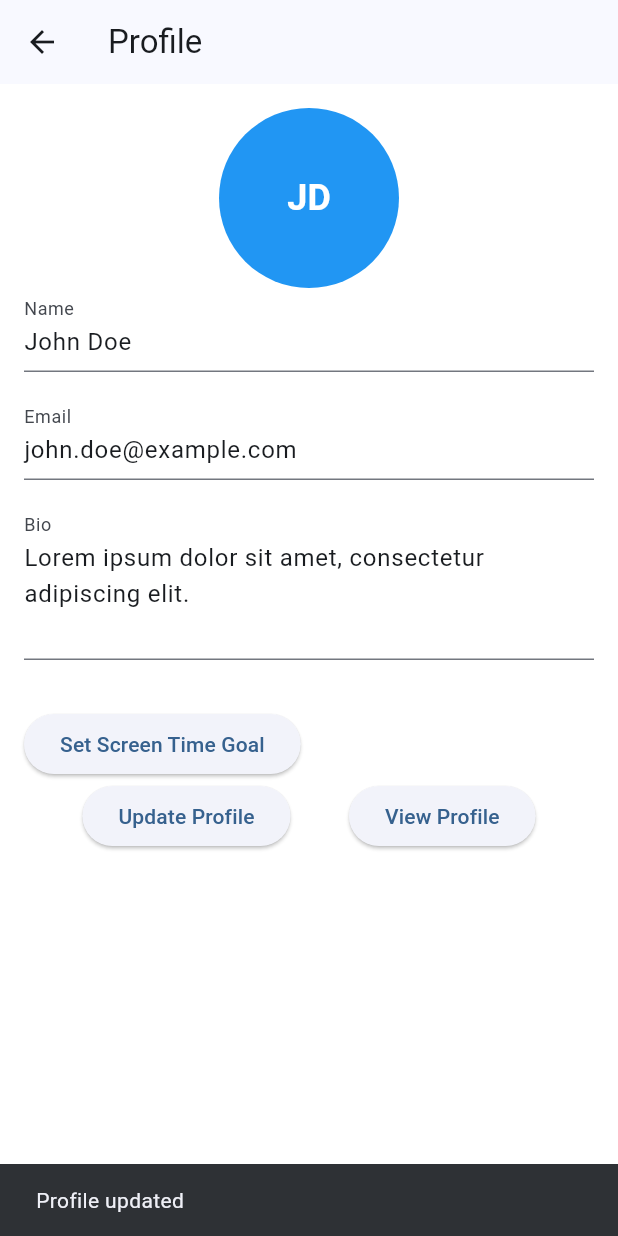
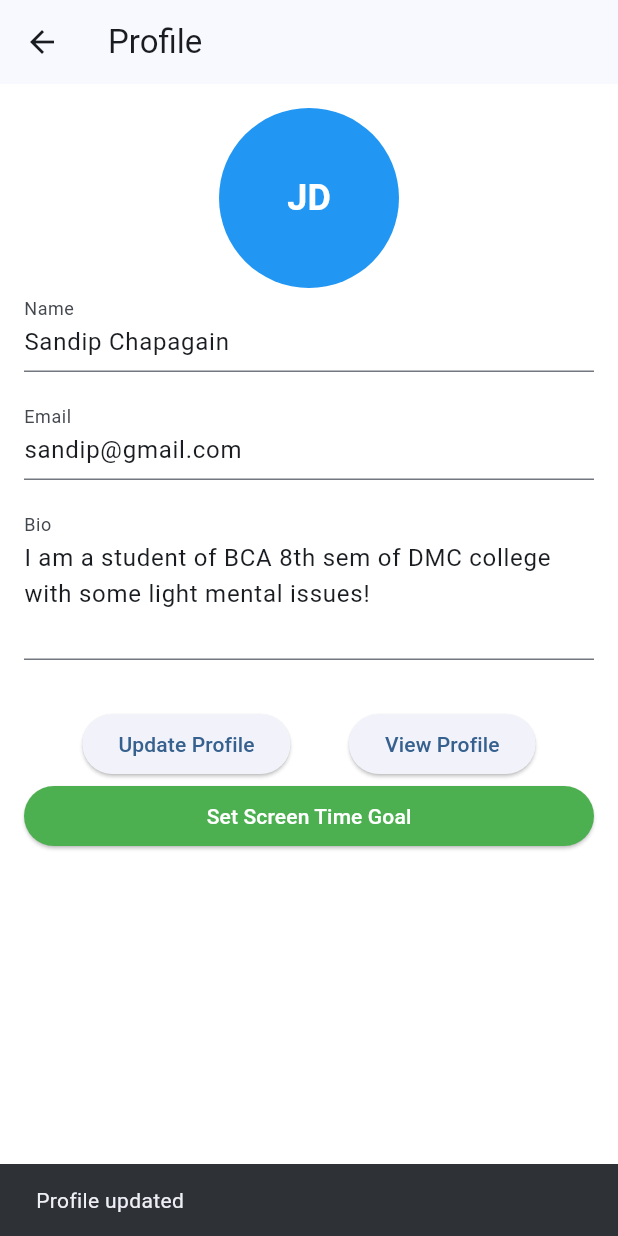
Before and after one commit to sndp231998/BigBangCoders_IICQuest, a Flutter app: the screen it shows after launch, item 4 of the bottom bar chosen, after a tap on "Update Profile", on a phone screen of 412 x 824 dp. Run offline on Flutter 3.47's test engine with Material 3 defaults, Android fonts, the phone set to English and light mode, and no system bars; missing offline and left inert: app_usage, groq_sdk; network calls fail.

Commit message:
Final commit

```diff
--- a/lib/features/health/pages/health.dart
+++ b/lib/features/health/pages/health.dart
@@ -1,4 +1,5 @@
 import 'package:flutter/material.dart';
+import 'package:hackathon/features/consult/pages/consult.dart';
 
 class Health extends StatefulWidget {
   const Health({super.key});
@@ -131,6 +132,7 @@ class _HealthState extends State<Health> {
                 child: ElevatedButton.icon(
                   onPressed: () {
                     // Navigate to appointment booking page
+                    Navigator.of(context).push(MaterialPageRoute(builder: (context)=>const Consult()));
                   },
                   icon: const Icon(Icons.calendar_today),
                   label: const Text('Book an Appointment'),
--- a/lib/features/profile/pages/profile.dart
+++ b/lib/features/profile/pages/profile.dart
@@ -10,9 +10,9 @@ class Profile extends StatefulWidget {
 }
 
 class _ProfileState extends State<Profile> {
-  String _name = 'John Doe';
-  String _email = 'john.doe@example.com';
-  String _bio = 'Lorem ipsum dolor sit amet, consectetur adipiscing elit.';
+  String _name = 'Sandip Chapagain';
+  String _email = 'sandip@gmail.com';
+  String _bio = 'I am a student of BCA 8th sem of DMC college with some light mental issues!';
 
   TextEditingController _nameController = TextEditingController();
   TextEditingController _emailController = TextEditingController();
@@ -68,10 +68,7 @@ class _ProfileState extends State<Profile> {
                 decoration: const InputDecoration(labelText: 'Bio'),
               ),
               const SizedBox(height: 32),
-              ElevatedButton(
-                onPressed: _setScreenTimeGoal,
-                child: const Text('Set Screen Time Goal'),
-              ),
+
               Row(
                 mainAxisAlignment: MainAxisAlignment.spaceEvenly,
                 children: [
@@ -121,6 +118,16 @@ class _ProfileState extends State<Profile> {
                     child: const Text('View Profile'),
                   ),
                 ],
+              ),
+              SizedBox(
+                width: MediaQuery.of(context).size.width,
+                child: ElevatedButton(
+                  style:ElevatedButton.styleFrom(
+                    backgroundColor: Colors.green,
+                  ),
+                  onPressed: _setScreenTimeGoal,
+                  child: const Text('Set Screen Time Goal', style: TextStyle(color: Colors.white),),
+                ),
               ),
             ],
           ),
--- a/lib/main.dart
+++ b/lib/main.dart
@@ -4,6 +4,7 @@ import 'package:hackathon/features/consult/pages/dashboard.dart';
 import 'package:hackathon/features/home/pages/home.dart';
 import 'package:hackathon/features/selfdevelopment/pages/selfdevelopment.dart';
 import 'package:hackathon/providers/auth_provider.dart';
+import 'package:hackathon/providers/note_provider.dart';
 import 'package:hackathon/providers/screen_provider.dart';
 import 'package:provider/provider.dart';
 
@@ -13,6 +14,7 @@ void main() {
       providers: [
         ChangeNotifierProvider<AuthProvider>(create: (_) => AuthProvider()),
         ChangeNotifierProvider<ScreenProvider>(create: (_) => ScreenProvider()),
+        ChangeNotifierProvider<NoteProvider>(create: (_) => NoteProvider()),
       ],
       child: const MyApp(),
     ),
@@ -42,9 +44,7 @@ class MyHomePage extends StatelessWidget {
 
   @override
   Widget build(BuildContext context) {
-    final authProvider = Provider.of<AuthProvider>(context);
-
-    // Handle null value from authProvider.getId
+    final authProvider = Provider.of<AuthProvider>(context);    // Handle null value from authProvider.getId
     final isAuthenticated = authProvider.getId != 0;
 
     // return isAuthenticated ? const Home() : const LoginPage();
```
Also changed, not shown: lib/features/consult/pages/consult.dart (+79 -0 lines), lib/features/home/pages/home.dart (+23 -14 lines), lib/features/notes/pages/notes.dart (+66 -55 lines), lib/providers/note_provider.dart (added, +14 -0 lines), 6 other files.
